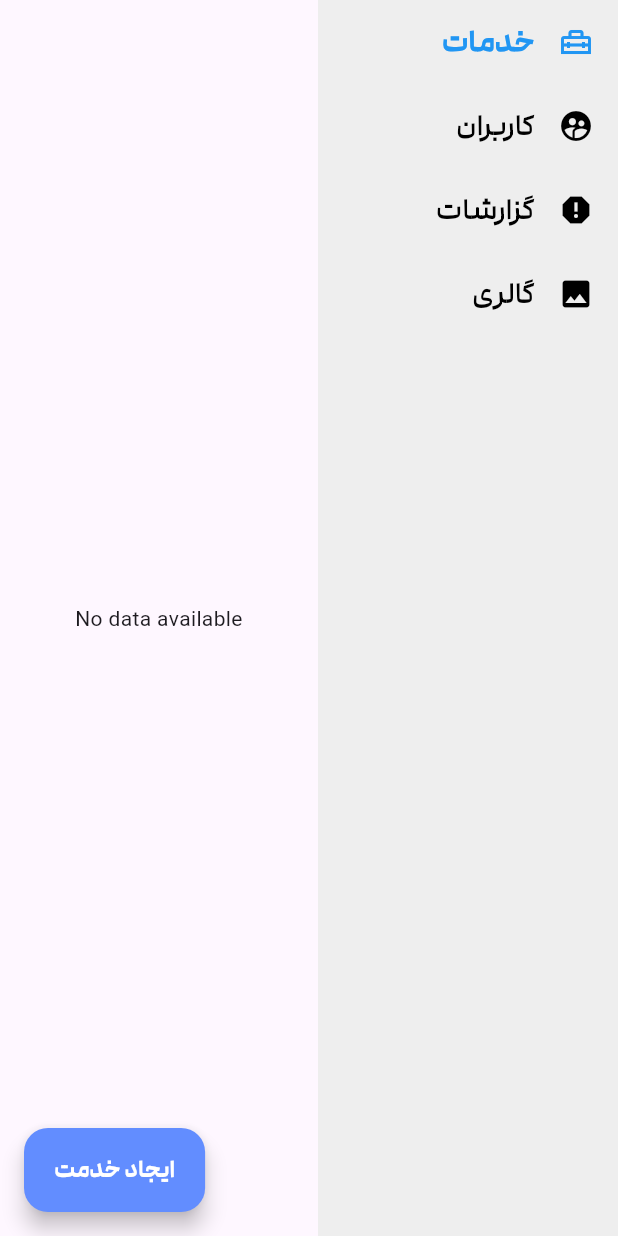
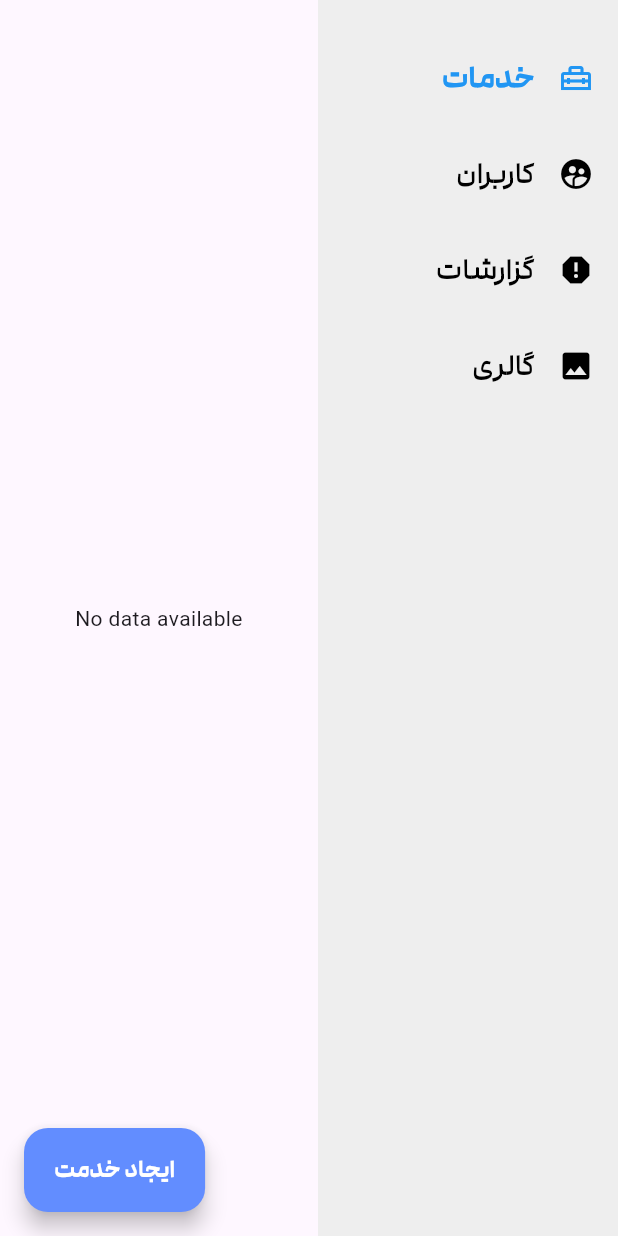
Before and after one commit to HamiidrezaRamezani/admin-dashboard-turn, a Flutter app: the screen it shows after launch, on a phone screen of 412 x 824 dp. Run offline on Flutter 3.47's test engine with Material 3 defaults, Android fonts, the phone set to English and light mode, and no system bars; our stand-ins replace dio, file_picker; network calls fail.

Commit message:
edit dashboard ui bug

```diff
--- a/lib/dashboard_screen.dart
+++ b/lib/dashboard_screen.dart
@@ -6,6 +6,8 @@ import 'package:turn_rating_launcher/users.dart';
 import 'gallery.dart';
 
 class DashboardScreen extends StatefulWidget {
+  const DashboardScreen({super.key});
+
   @override
   _DashboardScreenState createState() => _DashboardScreenState();
 }
@@ -17,9 +19,9 @@ class _DashboardScreenState extends State<DashboardScreen> {
   // List of pages to show
   final List<Widget> pages = [
     ServicesPage(),
-    Users(),
-    Reports(),
-    Gallery(),
+    const Users(),
+    const Reports(),
+    const Gallery(),
   ];
 
   @override
@@ -33,6 +35,9 @@ class _DashboardScreenState extends State<DashboardScreen> {
             color: Colors.grey[200],
             child: ListView(
               children: [
+                const SizedBox(
+                  height: 24.0,
+                ),
                 MenuItem(
                   title: 'خدمات',
                   icon: Icons.home_repair_service_outlined,
@@ -42,6 +47,9 @@ class _DashboardScreenState extends State<DashboardScreen> {
                       selectedIndex = 0;
                     });
                   },
+                ),
+                const SizedBox(
+                  height: 8.0,
                 ),
                 MenuItem(
                   title: 'کاربران',
@@ -53,6 +61,9 @@ class _DashboardScreenState extends State<DashboardScreen> {
                     });
                   },
                 ),
+                const SizedBox(
+                  height: 8.0,
+                ),
                 MenuItem(
                   title: 'گزارشات',
                   icon: Icons.report,
@@ -62,6 +73,9 @@ class _DashboardScreenState extends State<DashboardScreen> {
                       selectedIndex = 2;
                     });
                   },
+                ),
+                const SizedBox(
+                  height: 8.0,
                 ),
                 MenuItem(
                   title: 'گالری',
@@ -98,6 +112,7 @@ class MenuItem extends StatelessWidget {
   final VoidCallback onTap;
 
   const MenuItem({
+    super.key,
     required this.title,
     required this.icon,
     required this.isSelected,
@@ -111,11 +126,10 @@ class MenuItem extends StatelessWidget {
       title: Text(
         title,
         style: TextStyle(
-          color: isSelected ? Colors.blue : Colors.black,
-          fontWeight: isSelected ? FontWeight.bold : FontWeight.normal,
-          fontFamily: "medium",
-          fontSize: 20.0
-        ),
+            color: isSelected ? Colors.blue : Colors.black,
+            fontWeight: isSelected ? FontWeight.bold : FontWeight.normal,
+            fontFamily: "medium",
+            fontSize: 20.0),
       ),
       onTap: onTap,
     );
```
